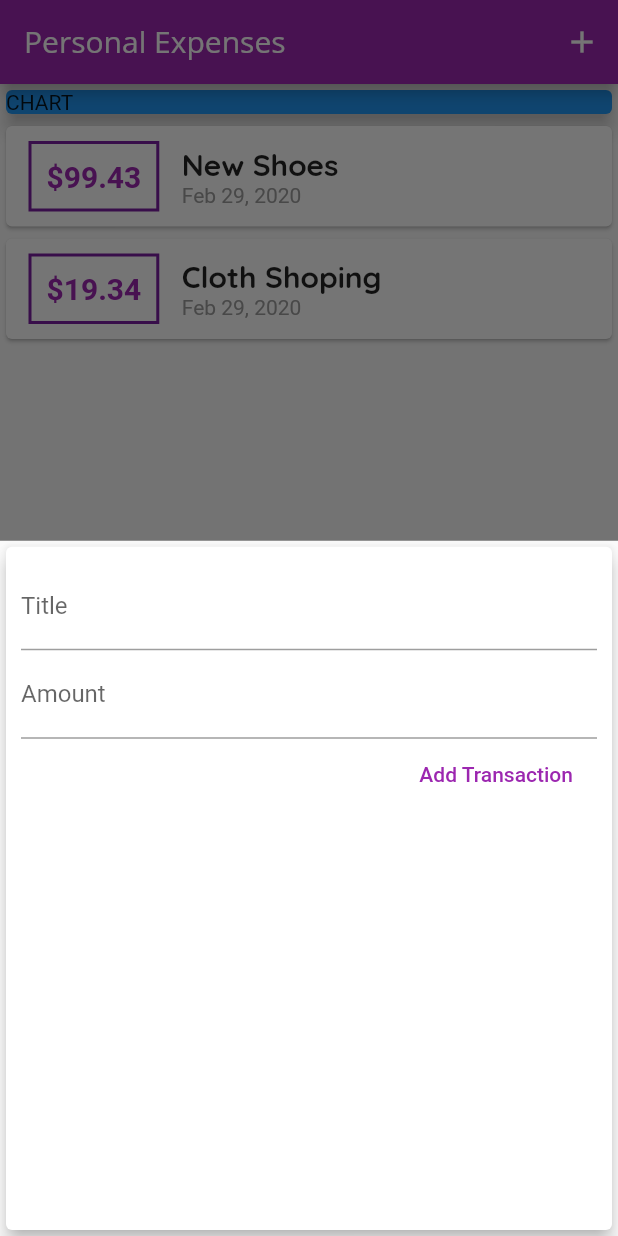
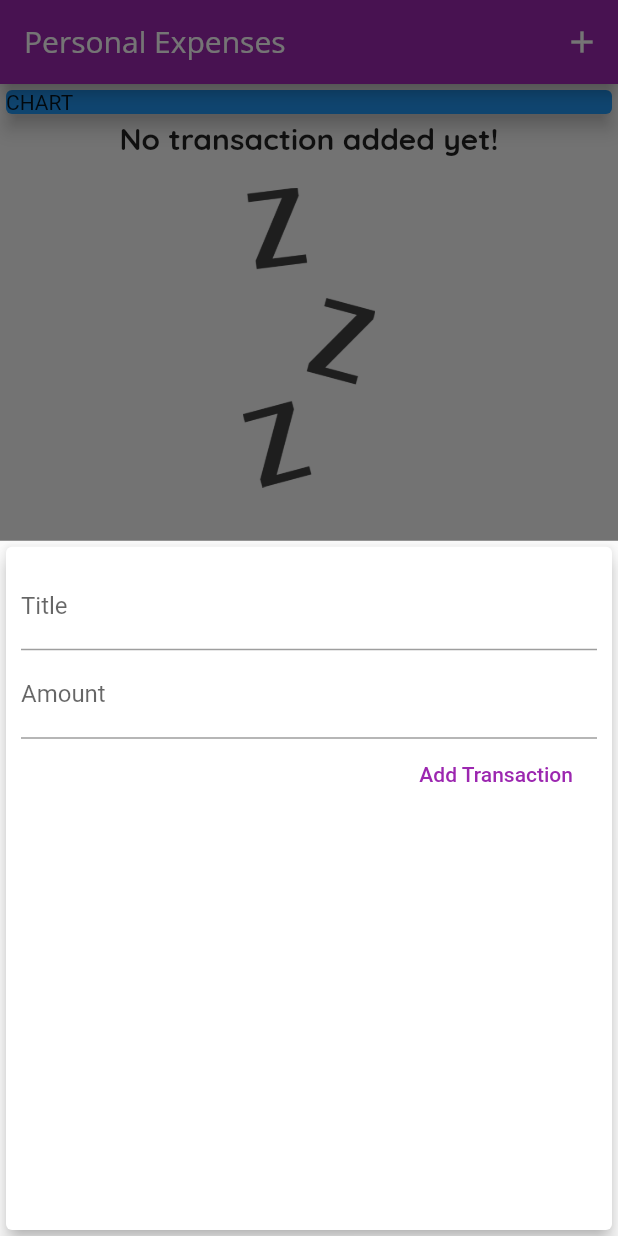
Before and after one commit to saffer4u/my_expence, a Flutter app: the screen it shows after launch, after a tap on the "add" icon, on a phone screen of 412 x 824 dp. Run offline on Flutter 3.47's test engine with Material 2 defaults, Android fonts, the phone set to English and light mode, and no system bars.

```diff
--- a/lib/main.dart
+++ b/lib/main.dart
@@ -42,18 +42,18 @@ class MyHomePage extends StatefulWidget {
 
 class _MyHomePageState extends State<MyHomePage> {
   final List<Transaction> _userTransactions = [
-    Transaction(
-      id: 't1',
-      amount: 99.43,
-      date: DateTime.now(),
-      title: "New Shoes",
-    ),
-    Transaction(
-      id: 't2',
-      amount: 19.34,
-      date: DateTime.now(),
-      title: "Cloth Shoping",
-    )
+    // Transaction(
+    //   id: 't1',
+    //   amount: 99.43,
+    //   date: DateTime.now(),
+    //   title: "New Shoes",
+    // ),
+    // Transaction(
+    //   id: 't2',
+    //   amount: 19.34,
+    //   date: DateTime.now(),
+    //   title: "Cloth Shoping",
+    // )
   ];
 
   void _addNewTransaction(String txTitle, double txAmount) {
--- a/lib/widgets/transaction_list.dart
+++ b/lib/widgets/transaction_list.dart
@@ -9,9 +9,28 @@ class TransactionList extends StatelessWidget {
   Widget build(BuildContext context) {
     return Container(
       height: 600,
-          child: ListView.builder(
+      child: transactions.isEmpty
+          ? Column(
+              children: <Widget>[
+                Text(
+                  'No transaction added yet!',
+                  style: Theme.of(context).textTheme.title,
+                ),
+                SizedBox(
+                  height: 20,
+                ),
+                Container(
+                  height: 200,
+                  child: Image.asset(
+                    'assets/images/waiting.png',
+                    fit: BoxFit.cover,
+                  ),
+                ),
+              ],
+            )
+          : ListView.builder(
               itemCount: transactions.length,
-            itemBuilder: (ctx, index){
+              itemBuilder: (ctx, index) {
                 return Card(
                   child: Row(
                     children: <Widget>[
@@ -43,7 +62,8 @@ class TransactionList extends StatelessWidget {
                             style: Theme.of(context).textTheme.title,
                           ),
                           Text(
-                              DateFormat.yMMMd(/*(dd/MM/yy)*/).format(transactions[index].date),
+                            DateFormat.yMMMd(/*(dd/MM/yy)*/)
+                                .format(transactions[index].date),
                             style: TextStyle(color: Colors.grey),
                           ),
                         ],
--- a/pubspec.yaml
+++ b/pubspec.yaml
@@ -42,8 +42,8 @@ flutter:
   uses-material-design: true
 
   # To add assets to your application, add an assets section, like this:
-  # assets:
-  #  - images/a_dot_burr.jpeg
+  assets:
+   - assets/images/waiting.png
   #  - images/a_dot_ham.jpeg
 
   # An image asset can refer to one or more resolution-specific "variants", see
```
Also changed, not shown: assets/images/waiting.png (added). Lines whose indentation alone changed are shown as unchanged.
